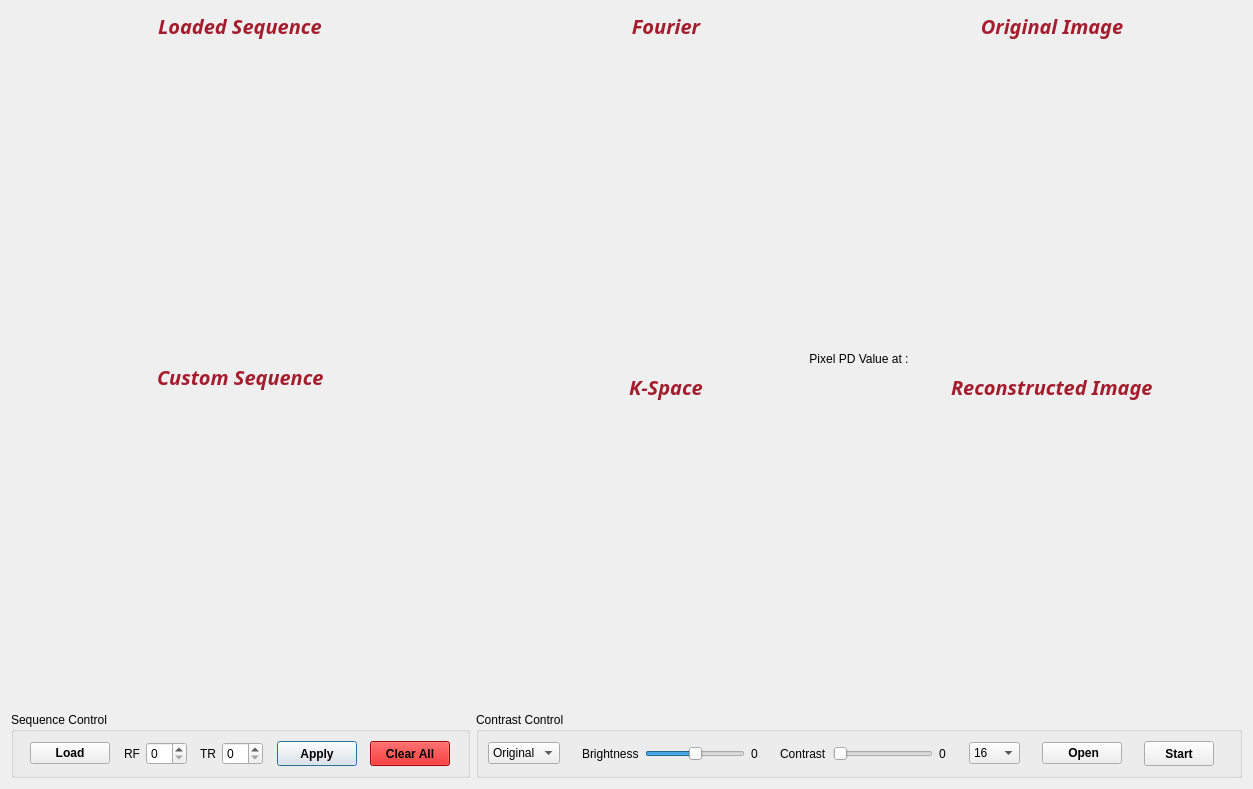
This is src/ui/Phantom.ui in Mostafa-Medhat/MRI-Phantom as Qt 5 draws it before an edit. The edited form follows.
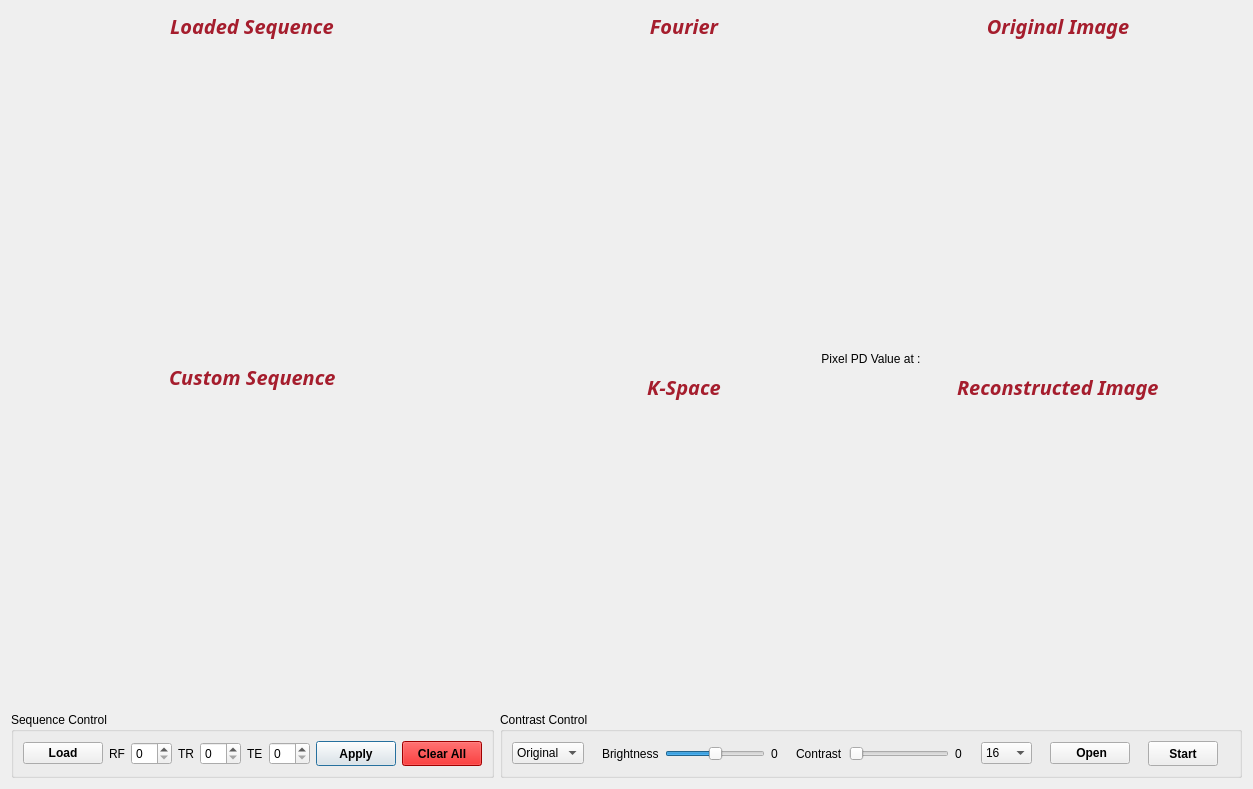
This is the edited form. Icons and pictures are not drawn.

Commit message: add TE spinBox

```diff
--- a/src/ui/Phantom.ui
+++ b/src/ui/Phantom.ui
@@ -98,7 +98,7 @@
          </property>
          <layout class="QHBoxLayout" name="horizontalLayout_5">
           <item>
-           <layout class="QHBoxLayout" name="horizontalLayout_6" stretch="0,1,0,0,0,0,0,0,0,1,0,0,0">
+           <layout class="QHBoxLayout" name="horizontalLayout_6" stretch="0,1,0,0,0,0,0,0,0,0,0,1,0,0,0">
             <item>
              <spacer name="horizontalSpacer_8">
               <property name="orientation">
@@ -177,7 +177,17 @@
              </widget>
             </item>
             <item>
-             <widget class="QSpinBox" name="spinBox_Gradient"/>
+             <widget class="QSpinBox" name="spinBox_TR"/>
+            </item>
+            <item>
+             <widget class="QLabel" name="label_13">
+              <property name="text">
+               <string>TE</string>
+              </property>
+             </widget>
+            </item>
+            <item>
+             <widget class="QSpinBox" name="spinBox_TE"/>
             </item>
             <item>
              <spacer name="horizontalSpacer_7">
```
The commit also changes 2 other files.
